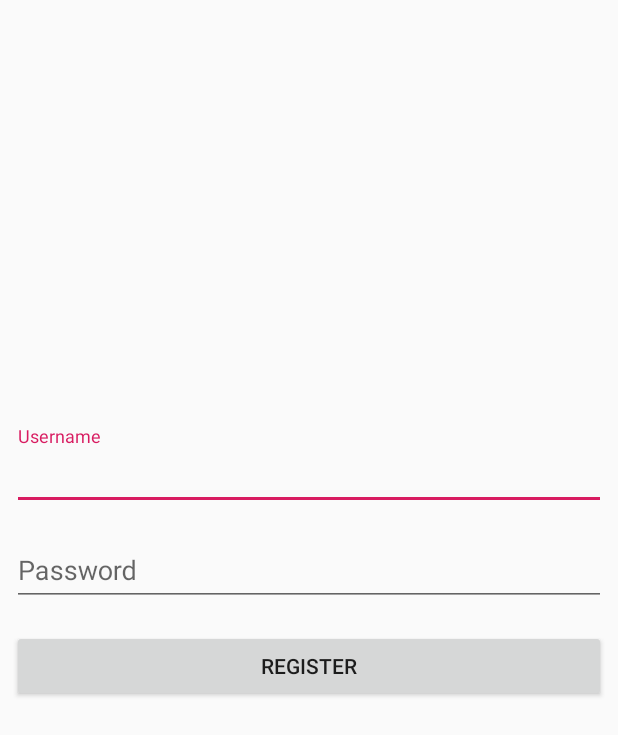
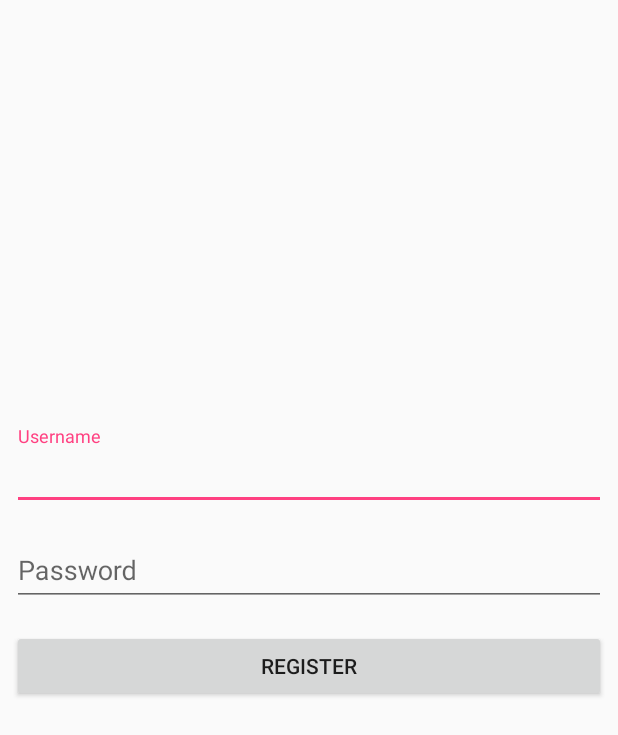
Before and after one commit to garciaraul85/TestExample, an Android app: the layout register_activity.xml on its own in the app's theme, with its tools: preview values and no code run, on a phone screen of 412 x 824 dp. Shown: the top 735 px of the screen. Run offline under Robolectric (Android 15) with nearby library versions, the phone set to English and light mode, and no system bars.

Commit message:
Added back arrow, changed colors

```diff
--- a/app/build.gradle
+++ b/app/build.gradle
@@ -33,7 +33,9 @@ dependencies {
     implementation 'com.android.support:design:28.0.0'
     implementation 'com.android.support.constraint:constraint-layout:1.1.3'
     testImplementation 'junit:junit:4.12'
+    implementation 'com.android.support:support-annotations:28.0.0'
     androidTestImplementation 'com.android.support.test:runner:1.0.2'
+    androidTestImplementation 'com.android.support.test:rules:1.0.2'
     androidTestImplementation 'com.android.support.test.espresso:espresso-core:3.0.2'
 
     //Recycler
--- a/app/src/main/AndroidManifest.xml
+++ b/app/src/main/AndroidManifest.xml
@@ -19,7 +19,7 @@
                 <category android:name="android.intent.category.LAUNCHER" />
             </intent-filter>
         </activity>
-        <activity android:name=".features.ListUsersActivity"></activity>
+        <activity android:name=".features.ListUsersActivity"/>
     </application>
 
 </manifest>
--- a/app/src/main/java/com/android/testcode/data/dao/UserDAO.java
+++ b/app/src/main/java/com/android/testcode/data/dao/UserDAO.java
@@ -1,6 +1,5 @@
 package com.android.testcode.data.dao;
 
-import android.arch.lifecycle.LiveData;
 import android.arch.persistence.room.Dao;
 import android.arch.persistence.room.Insert;
 import android.arch.persistence.room.Query;
--- a/app/src/main/res/layout/register_activity.xml
+++ b/app/src/main/res/layout/register_activity.xml
@@ -18,6 +18,7 @@
         app:layout_constraintLeft_toLeftOf="parent">
 
         <android.support.design.widget.TextInputEditText
+            android:id="@+id/userName"
             android:layout_width="match_parent"
             android:layout_height="wrap_content"
             android:hint="@string/username"
@@ -37,6 +38,7 @@
         app:layout_constraintLeft_toLeftOf="parent">
 
         <android.support.design.widget.TextInputEditText
+            android:id="@+id/password"
             android:layout_width="match_parent"
             android:layout_height="wrap_content"
             android:hint="@string/password"
--- a/app/src/main/res/values/colors.xml
+++ b/app/src/main/res/values/colors.xml
@@ -1,6 +1,6 @@
 <?xml version="1.0" encoding="utf-8"?>
 <resources>
-    <color name="colorPrimary">#008577</color>
-    <color name="colorPrimaryDark">#00574B</color>
-    <color name="colorAccent">#D81B60</color>
+    <color name="colorPrimary">#3F51B5</color>
+    <color name="colorPrimaryDark">#303F9F</color>
+    <color name="colorAccent">#FF4081</color>
 </resources>
--- a/app/src/main/res/values/styles.xml
+++ b/app/src/main/res/values/styles.xml
@@ -6,6 +6,8 @@
         <item name="colorPrimary">@color/colorPrimary</item>
         <item name="colorPrimaryDark">@color/colorPrimaryDark</item>
         <item name="colorAccent">@color/colorAccent</item>
+        <item name="windowActionBar">false</item>
+        <item name="windowNoTitle">true</item>
     </style>
 
 </resources>
```
Also changed, not shown: app/src/main/java/com/android/testcode/features/ListUsersActivity.java (+14 -0 lines), app/src/main/res/layout/list_users_activity.xml (+20 -4 lines).
